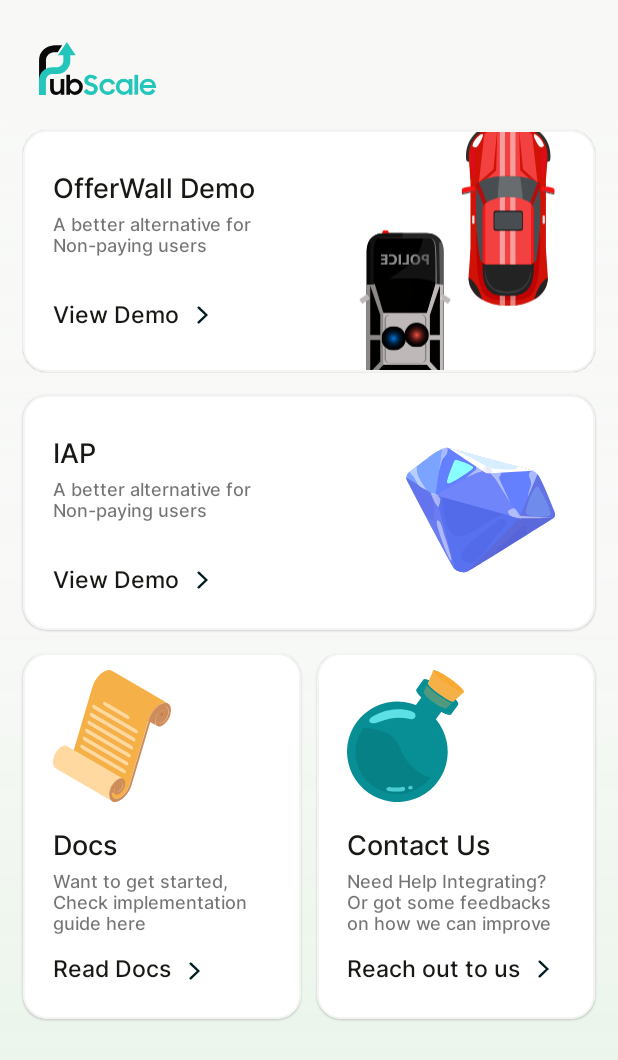
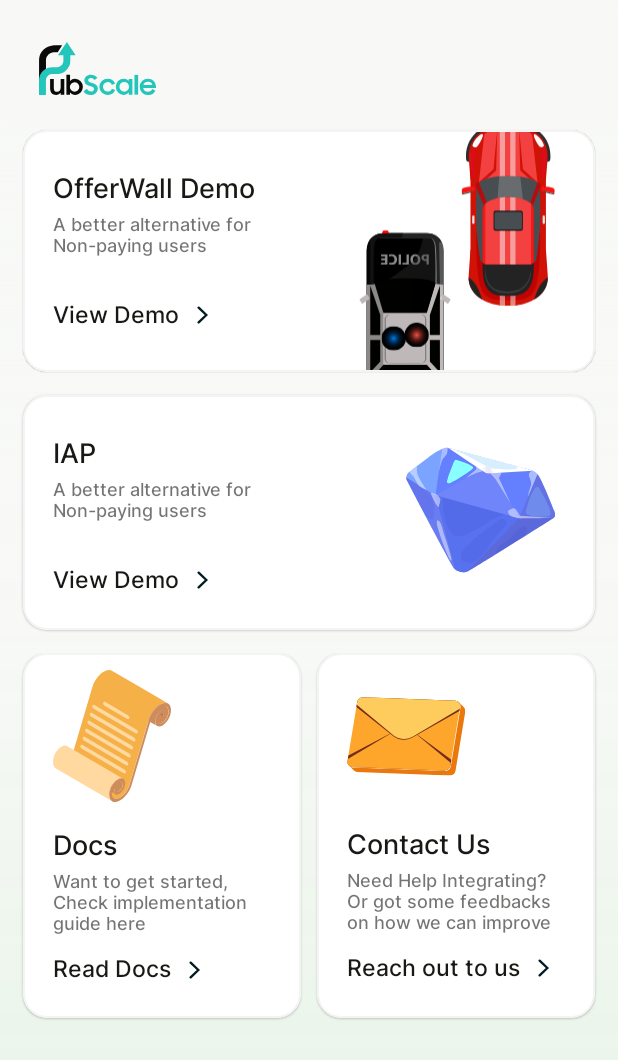
Before and after one commit to GreedyGame/demo-offerwall, an Android app built with Jetpack Compose: the fragment HomeFragment shown on its own in the app's theme, on a phone screen of 412 x 824 dp. Shown: the top 1060 px of the screen. Run offline under Robolectric (Android 15) with nearby library versions, the phone set to English and light mode, and no system bars; libraries missing offline, so code that uses them is left out: com.pubscale.sdkone; 1 statement that could not run was skipped.

Commit message:
minor: changed icons

```diff
--- a/app/src/main/res/drawable/ic_contact_us.xml
+++ b/app/src/main/res/drawable/ic_contact_us.xml
@@ -1,181 +1,31 @@
 <vector xmlns:android="http://schemas.android.com/apk/res/android"
-    xmlns:aapt="http://schemas.android.com/aapt"
-    android:width="77.925dp"
-    android:height="88.098dp"
-    android:viewportWidth="77.925"
-    android:viewportHeight="88.098">
+    android:width="79dp"
+    android:height="87dp"
+    android:viewportWidth="79"
+    android:viewportHeight="87">
   <group>
     <clip-path
-        android:pathData="M0,0h77.925v88.098h-77.925z"/>
-    <group>
-      <clip-path
-          android:pathData="M45.917,23.36a33.547,33.547 0,1 0,13.291 9.571l4.223,-5.864L50.14,17.496Z"/>
+        android:pathData="M0.264,18.035h78.303v52.082h-78.303z"/>
     <path
-          android:pathData="M-11.028,92.027l7.094,-81.001l80.41,7.042l-7.094,81.001z">
-        <aapt:attr name="android:fillColor">
-          <gradient
-              android:startX="-2.453"
-              android:startY="91.057"
-              android:endX="-2.278"
-              android:endY="91.057"
-              android:type="linear">
-            <item android:offset="0" android:color="#FF3ABCC0"/>
-            <item android:offset="1" android:color="#FF078F95"/>
-          </gradient>
-        </aapt:attr>
-      </path>
-    </group>
-    <group>
-      <clip-path
-          android:pathData="M46.231,12.939c-0.945,1.312 3.464,6.1 9.846,10.7s12.323,7.258 13.268,5.946l4.624,-6.421L50.854,6.515Z"/>
+        android:pathData="M77.601,24.684 L74.189,21.353a3.365,3.365 0,0 1,0.914 3L68.708,63.176a4.361,4.361 0,0 1,-4.321 3.608L3.393,64.374a3.232,3.232 0,0 1,-2.163 -0.9l3.411,3.331a3.237,3.237 0,0 0,2.163 0.9l60.995,2.41A4.363,4.363 0,0 0,72.121 66.506L78.515,27.688a3.373,3.373 0,0 0,-0.914 -3"
+        android:fillColor="#ea780a"/>
     <path
-          android:pathData="M43.167,30.71l2.33,-26.68l30.577,2.671l-2.33,26.68z">
-        <aapt:attr name="android:fillColor">
-          <gradient
-              android:startX="-13.63"
-              android:startY="85.039"
-              android:endX="-13.367"
-              android:endY="85.039"
-              android:type="linear">
-            <item android:offset="0" android:color="#FF3ABCC0"/>
-            <item android:offset="1" android:color="#FF078F95"/>
-          </gradient>
-        </aapt:attr>
-      </path>
-    </group>
-    <group>
-      <clip-path
-          android:pathData="M50.853,6.518c-0.945,1.312 3.464,6.1 9.846,10.7s12.323,7.258 13.268,5.947 -3.463,-6.1 -9.846,-10.7c-5.281,-3.8 -10.258,-6.282 -12.354,-6.281a1.067,1.067 0,0 0,-0.913 0.335"/>
+        android:pathData="M72.019,20.448A3.234,3.234 0,0 1,75.103 24.355L68.708,63.174a4.36,4.36 0,0 1,-4.321 3.608L3.392,64.373a3.231,3.231 0,0 1,-3.076 -3.9L6.71,21.653A4.362,4.362 0,0 1,11.025 18.035Z"
+        android:fillColor="#fda62b"/>
     <path
-          android:pathData="M48.319,24.335l1.78,-20.325l26.403,2.312l-1.78,20.325z">
-        <aapt:attr name="android:fillColor">
-          <gradient
-              android:startX="-23.801"
-              android:startY="77.49"
-              android:endX="-23.491"
-              android:endY="77.49"
-              android:type="linear">
-            <item android:offset="0" android:color="#FF3ABCC0"/>
-            <item android:offset="1" android:color="#FF078F95"/>
-          </gradient>
-        </aapt:attr>
-      </path>
-    </group>
-    <group>
-      <clip-path
-          android:pathData="M51.206,14.48c-0.662,0.919 2.182,4.1 6.351,7.1s8.086,4.692 8.747,3.772l11.549,-10.531L57.533,0.188Z"/>
+        android:pathData="M74.446,21.677a3.4,3.4 0,0 1,0.656 2.678l-6.4,38.819a4.357,4.357 0,0 1,-4.321 3.608L3.392,64.373a3.238,3.238 0,0 1,-2.159 -0.9v0l0.588,0.574a3.27,3.27 0,0 0,1.863 0.66l60.994,2.408a4.358,4.358 0,0 0,4.321 -3.607l6.4,-38.819a3.344,3.344 0,0 0,-0.949 -3.014"
+        android:fillColor="#fff"/>
     <path
-          android:pathData="M38.059,16.998l22.185,-29.89l30.093,22.336l-22.185,29.89z">
-        <aapt:attr name="android:fillColor">
-          <gradient
-              android:startX="-25.982"
-              android:startY="117.516"
-              android:endX="-25.668"
-              android:endY="117.516"
-              android:type="linear">
-            <item android:offset="0" android:color="#FFED782A"/>
-            <item android:offset="1" android:color="#FFF6B048"/>
-          </gradient>
-        </aapt:attr>
-      </path>
-    </group>
-    <group>
-      <clip-path
-          android:pathData="M58.045,0.001a0.6,0.6 0,0 0,-0.513 0.188c-0.662,0.919 3.351,4.94 8.962,8.981s10.7,6.572 11.359,5.653 -3.351,-4.94 -8.962,-8.981C64.065,2.366 59.628,0.008 58.06,0.001Z"/>
+        android:pathData="M38.264,39.058A9.741,9.741 0,0 1,44.064 41.051L69.299,59.583l-0.591,3.586A4.364,4.364 0,0 1,64.385 66.783L3.39,64.374A3.232,3.232 0,0 1,0.317 60.466l0.6,-3.621L31.876,40.571A11.84,11.84 0,0 1,38.264 39.058"
+        android:fillColor="#772e18"/>
     <path
-          android:pathData="M49.395,10.333l14.911,-20.612l21.684,15.687l-14.911,20.612z">
-        <aapt:attr name="android:fillColor">
-          <gradient
-              android:startX="-29.687"
-              android:startY="116.695"
-              android:endX="-29.394"
-              android:endY="116.695"
-              android:type="linear">
-            <item android:offset="0" android:color="#FFF7BE22"/>
-            <item android:offset="1" android:color="#FFFAAA32"/>
-          </gradient>
-        </aapt:attr>
-      </path>
-    </group>
-    <group>
-      <clip-path
-          android:pathData="M0,0h77.925v88.098h-77.925z"/>
-      <group>
-        <clip-path
-            android:pathData="M46.104,6.523h27.864v23.396h-27.864z"/>
-        <group>
-          <clip-path
-              android:pathData="M73.968,23.168 L69.343,29.586c-0.942,1.308 -6.89,-1.357 -13.267,-5.949s-10.79,-9.389 -9.848,-10.7l4.621,-6.418c-0.942,1.308 3.461,6.1 9.848,10.7s12.325,7.256 13.267,5.949"/>
+        android:pathData="M38.264,39.058A9.741,9.741 0,0 1,44.064 41.051l24.875,20.69 -0.235,1.426A4.364,4.364 0,0 1,64.385 66.783L3.39,64.374A3.232,3.232 0,0 1,0.317 60.466l0.235,-1.425 31.324,-18.47A11.84,11.84 0,0 1,38.264 39.058"
+        android:fillColor="#fda62b"/>
     <path
-              android:pathData="M43.171,30.708l2.336,-26.678l30.578,2.678l-2.336,26.678z"
-              android:strokeAlpha="0.7"
-              android:fillAlpha="0.7">
-            <aapt:attr name="android:fillColor">
-              <gradient
-                  android:startX="-13.671"
-                  android:startY="85.053"
-                  android:endX="-13.408"
-                  android:endY="85.053"
-                  android:type="linear">
-                <item android:offset="0" android:color="#FF3ABCC0"/>
-                <item android:offset="1" android:color="#FF078F95"/>
-              </gradient>
-            </aapt:attr>
-          </path>
-        </group>
-      </group>
-    </group>
-    <group>
-      <clip-path
-          android:pathData="M50.852,6.522c-0.942,1.308 3.461,6.1 9.848,10.7S73.026,24.476 73.966,23.163c0.42,-0.584 -0.189,-1.816 -1.532,-3.409l-1.23,1.115 -0.007,0.01a0.347,0.347 0,0 1,-0.047 0.256c-0.543,0.754 -4.906,-1.44 -9.734,-4.916s-8.3,-6.926 -7.759,-7.68a0.411,0.411 0,0 1,0.27 -0.141l-0.02,-0.014 0.663,-1.493a8.377,8.377 0,0 0,-2.792 -0.714,1.08 1.08,0 0,0 -0.927,0.342"/>
+        android:pathData="M72.021,20.448A3.234,3.234 0,0 1,75.103 24.355l-0.465,2.82L43.447,44.788a11.831,11.831 0,0 1,-6.384 1.513,9.742 9.742,0 0,1 -5.806,-1.995L6.231,24.561l0.481,-2.908A4.362,4.362 0,0 1,11.031 18.035Z"
+        android:fillColor="#772e18"/>
     <path
-          android:pathData="M48.32,24.336l1.776,-20.283l25.881,2.267l-1.776,20.283z">
-        <aapt:attr name="android:fillColor">
-          <gradient
-              android:startX="-22.261"
-              android:startY="78.491"
-              android:endX="-21.984"
-              android:endY="78.491"
-              android:type="linear">
-            <item android:offset="0" android:color="#FF3ABCC0"/>
-            <item android:offset="1" android:color="#FF078F95"/>
-          </gradient>
-        </aapt:attr>
-      </path>
-    </group>
-    <group>
-      <clip-path
-          android:pathData="M0,0h77.925v88.098h-77.925z"/>
-      <group>
-        <clip-path
-            android:pathData="M5.49,38.77h50.596v44.259h-50.596z"/>
-        <path
-            android:pathData="M56.087,71.418a27.93,27.93 0,0 1,-45.329 -32.642s20.07,-0.73 24.608,13.249C39.235,63.94 52.213,71.963 56.087,71.418"
-            android:strokeAlpha="0.8"
-            android:fillColor="#078084"
-            android:fillAlpha="0.8"/>
-      </group>
-      <path
-          android:pathData="M18.866,30.089s11.051,-6.582 24.071,-2.557c4.745,1.467 2.626,6.14 -0.857,5.184a31.932,31.932 0,0 0,-19.9 1.708c-7.454,3.324 -10.458,-1.116 -3.313,-4.336"
-          android:fillColor="#5ce0e6"/>
-      <group>
-        <clip-path
-            android:pathData="M26.103,77.982h12.638v3.346h-12.638z"/>
-        <path
-            android:pathData="M28.36,78.047c1.246,0.309 5.818,0.785 8.191,0.049 2.307,-0.716 3.178,2.177 0.689,2.8a24.767,24.767 0,0 1,-9.055 0.036c-4.042,-0.96 -1.2,-3.223 0.174,-2.883"
-            android:strokeAlpha="0.8"
-            android:fillColor="#5ce0e6"
-            android:fillAlpha="0.8"/>
-      </group>
-      <group>
-        <clip-path
-            android:pathData="M40.738,77.239h2.951v2.334h-2.951z"/>
-        <path
-            android:pathData="M43.678,78.168a1.529,1.529 0,1 1,-1.65 -0.9,1.351 1.351,0 0,1 1.65,0.9"
-            android:strokeAlpha="0.8"
-            android:fillColor="#5ce0e6"
-            android:fillAlpha="0.8"/>
-      </group>
-    </group>
+        android:pathData="M72.02,20.448A3.234,3.234 0,0 1,75.103 24.355l-0.235,1.424L43.542,44.251A11.812,11.812 0,0 1,37.158 45.763a9.72,9.72 0,0 1,-5.8 -1.994L6.476,23.079l0.235,-1.425A4.362,4.362 0,0 1,11.026 18.035Z"
+        android:fillColor="#fecc5c"/>
   </group>
 </vector>
--- /dev/null
+++ b/iapgame/src/main/res/drawable/ic_pubscale_logo.xml
@@ -0,0 +1,35 @@
+<vector xmlns:android="http://schemas.android.com/apk/res/android"
+    android:width="77.817dp"
+    android:height="35.469dp"
+    android:viewportWidth="77.817"
+    android:viewportHeight="35.469">
+    <path
+        android:fillColor="#0a0a0a"
+        android:fillType="evenOdd"
+        android:pathData="M15.398,2.258L10.926,2.258c-0.532,0.006 -0.942,-0.017 -1.673,0.029a9.845,9.845 0,0 0,-9.147 8.708c-0.1,1.184 -0.052,1.887 -0.064,2.738L0.042,25.158h4.6L4.642,13.737c0,-0.805 -0.013,-1.762 0.036,-2.229a5.234,5.234 0,0 1,4.87 -4.633c0.285,-0.028 0.894,-0.018 1.38,-0.02L12.447,6.855Z" />
+    <path
+        android:fillColor="#0a0a0a"
+        android:pathData="M16.826,35.228h-2.4v-1.2a3.592,3.592 0,0 1,-3.007 1.414c-2.506,0 -4.028,-1.629 -4.028,-4.475v-6.212h2.453L9.844,30.714c0,1.629 0.716,2.632 2.238,2.632 1.343,0 2.327,-1 2.327,-2.846v-5.746h2.417Z" />
+    <path
+        android:fillColor="#0a0a0a"
+        android:pathData="M20.622,33.868v1.361h-2.4L18.222,21.981h2.417v4.1a4.284,4.284 0,0 1,3.383 -1.54,5.46 5.46,0 0,1 0.036,10.9 4.231,4.231 0,0 1,-3.437 -1.575m6.176,-3.9a3.135,3.135 0,1 0,-3.151 3.258A3.149,3.149 0,0 0,26.797 29.968" />
+    <path
+        android:fillColor="#24c6bb"
+        android:pathData="M29.537,33.062l2.219,-1.754a3.242,3.242 0,0 0,2.864 1.772,1.8 1.8,0 0,0 1.987,-1.755c0,-1.092 -1.342,-1.45 -2.721,-1.879 -1.772,-0.573 -3.705,-1.235 -3.705,-3.724 0,-2.094 1.826,-3.741 4.332,-3.741a5.614,5.614 0,0 1,4.386 1.9l-2.005,1.522a2.66,2.66 0,0 0,-2.363 -1.253c-1.2,0 -1.826,0.644 -1.826,1.486 0,1.056 1.235,1.36 2.667,1.844 1.772,0.573 3.777,1.36 3.777,3.867a4.191,4.191 0,0 1,-4.511 4.064,6.483 6.483,0 0,1 -5.1,-2.345" />
+    <path
+        android:fillColor="#24c6bb"
+        android:pathData="M40.189,30.002a5.387,5.387 0,0 1,5.442 -5.46,5.314 5.314,0 0,1 4.995,3.24l-2.166,0.913a2.984,2.984 0,0 0,-2.81 -1.88,3.178 3.178,0 0,0 0.018,6.355 3,3 0,0 0,2.828 -1.951l2.166,0.931a5.283,5.283 0,0 1,-5.03 3.294,5.405 5.405,0 0,1 -5.442,-5.442" />
+    <path
+        android:fillColor="#24c6bb"
+        android:pathData="M51.144,30.002a5.181,5.181 0,0 1,5.191 -5.46,4.357 4.357,0 0,1 3.365,1.468L59.7,24.757h2.417v10.472L59.701,35.229v-1.361a4.287,4.287 0,0 1,-3.4 1.575,5.233 5.233,0 0,1 -5.155,-5.442m8.682,-0.036a3.151,3.151 0,1 0,-6.3 0,3.152 3.152,0 1,0 6.3,0" />
+    <path
+        android:fillColor="#24c6bb"
+        android:pathData="M63.495,21.98h2.435v13.247h-2.435z" />
+    <path
+        android:fillColor="#24c6bb"
+        android:pathData="M66.987,30.02a5.4,5.4 0,0 1,5.442 -5.478,5.23 5.23,0 0,1 5.388,5.388v0.913L69.299,30.843a3.1,3.1 0,0 0,3.222 2.47,3.049 3.049,0 0,0 2.9,-1.844l1.987,1.146a5.235,5.235 0,0 1,-4.887 2.828,5.315 5.315,0 0,1 -5.531,-5.424m2.434,-1.2h5.943a2.767,2.767 0,0 0,-2.936 -2.148,3.08 3.08,0 0,0 -3.007,2.148" />
+    <path
+        android:fillColor="#24c6bb"
+        android:fillType="evenOdd"
+        android:pathData="M18.519,0.001l5.885,8.933L20.818,8.934L20.818,12.359c0,0.126 0,0.241 -0.008,0.43a8.1,8.1 0,0 1,-0.083 1.022,7.007 7.007,0 0,1 -0.2,1.009 7.418,7.418 0,0 1,-0.316 0.98,8.792 8.792,0 0,1 -2.987,3.89 8.4,8.4 0,0 1,-2.184 1.179,8.57 8.57,0 0,1 -2.428,0.525l-0.62,0.029L10.6,21.423l-1.81,0a4.72,4.72 0,0 0,-1.18 0.181,4.623 4.623,0 0,0 -1.078,0.506 4.28,4.28 0,0 0,-1.543 1.787,3.918 3.918,0 0,0 -0.337,1.136 4.586,4.586 0,0 0,-0.052 0.6l0,0.9v8.933L0,35.466v-8.933l0,-0.937a9.175,9.175 0,0 1,0.1 -1.235,8.483 8.483,0 0,1 0.706,-2.377 8.868,8.868 0,0 1,3.207 -3.712,9.2 9.2,0 0,1 2.251,-1.052 9.31,9.31 0,0 1,2.454 -0.379l1.878,-0.005h1.377l0.3,-0.017a4.267,4.267 0,0 0,3.647 -2.686,3.032 3.032,0 0,0 0.15,-0.468 2.754,2.754 0,0 0,0.1 -0.483,3.608 3.608,0 0,0 0.041,-0.494c0.008,-0.064 0.007,-0.2 0.007,-0.331v-3.426L12.634,8.931Z" />
+</vector>
```
Lines whose indentation alone changed are shown as unchanged.
